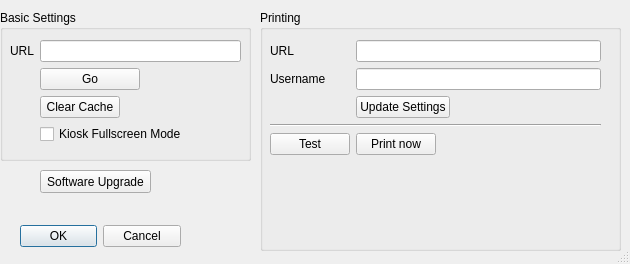
Old version of the form optionsdialog.ui in the repository jasonknight/salor-bin.
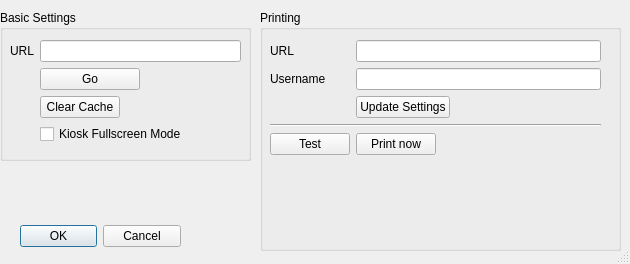
New version of the form.

Commit message: removed button

The edit to the form file:
```diff
--- a/optionsdialog.ui
+++ b/optionsdialog.ui
@@ -199,19 +199,6 @@
     </layout>
    </widget>
   </widget>
-  <widget class="QPushButton" name="pushButton">
-   <property name="geometry">
-    <rect>
-     <x>40</x>
-     <y>170</y>
-     <width>111</width>
-     <height>23</height>
-    </rect>
-   </property>
-   <property name="text">
-    <string>Software Upgrade</string>
-   </property>
-  </widget>
  </widget>
  <resources/>
  <connections>
```
